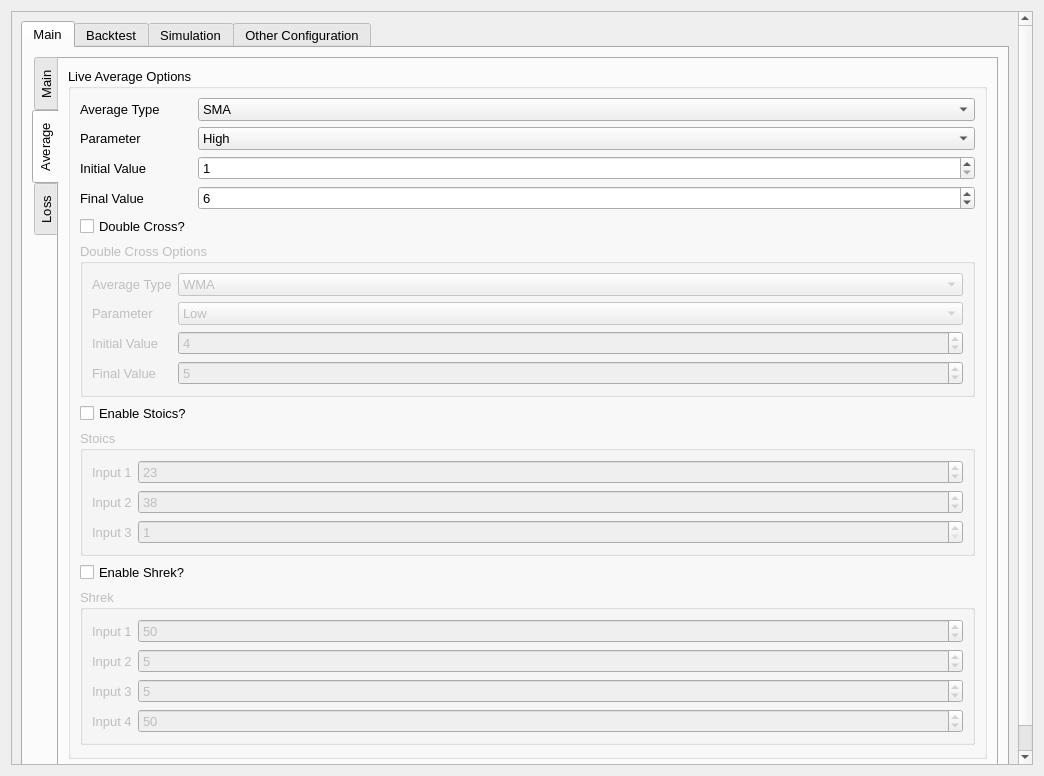
Qt form UI/configuration.ui (ZENALC/algobot) before a commit.
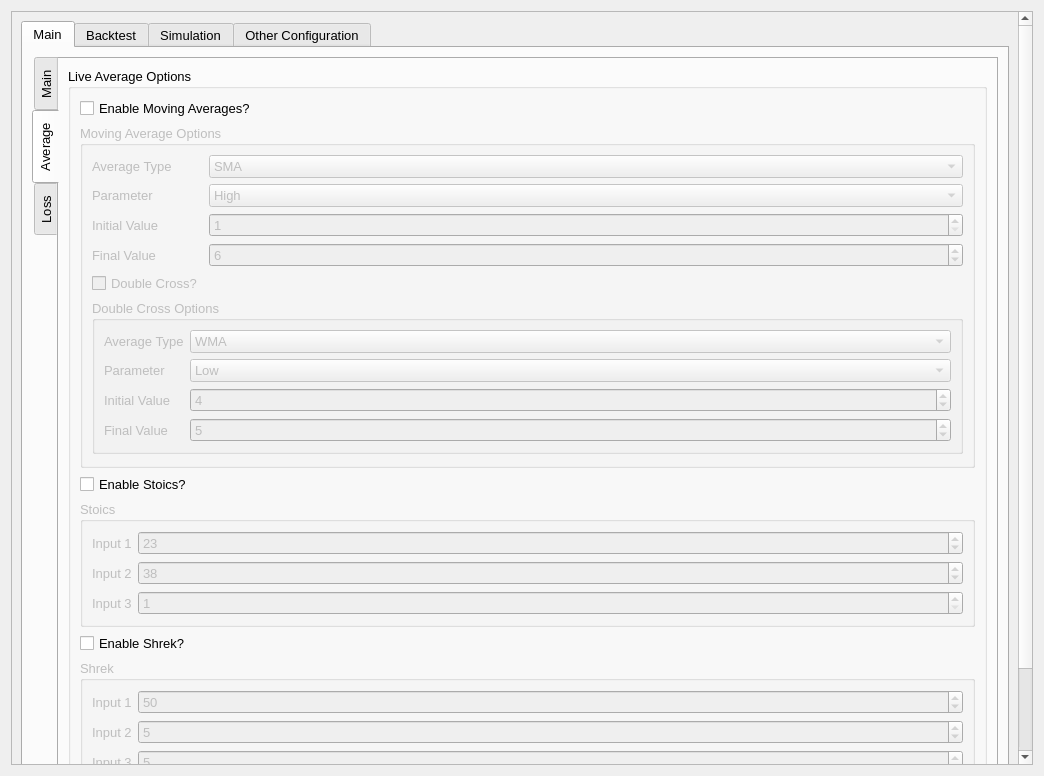
The same form after that commit. The open tabs and pages were chosen to show the change.

The edit to the form file:
```diff
--- a/UI/configuration.ui
+++ b/UI/configuration.ui
@@ -36,8 +36,8 @@
        <rect>
         <x>0</x>
         <y>0</y>
-        <width>1024</width>
-        <height>756</height>
+        <width>1007</width>
+        <height>788</height>
        </rect>
       </property>
       <layout class="QGridLayout" name="gridLayout_35">
@@ -546,14 +546,7 @@
                   <string>Live Average Options</string>
                  </property>
                  <layout class="QGridLayout" name="gridLayout_6">
-                  <item row="9" column="0">
-                   <widget class="QCheckBox" name="shrekCheckMark">
-                    <property name="text">
-                     <string>Enable Shrek?</string>
-                    </property>
-                   </widget>
-                  </item>
-                  <item row="8" column="0" colspan="3">
+                  <item row="9" column="0" colspan="3">
                    <widget class="QGroupBox" name="stoicGroupBox">
                     <property name="enabled">
                      <bool>false</bool>
@@ -619,346 +612,7 @@
                     </layout>
                    </widget>
                   </item>
-                  <item row="5" column="0" colspan="3">
-                   <widget class="QGroupBox" name="doubleCrossGroupBox">
-                    <property name="enabled">
-                     <bool>false</bool>
-                    </property>
-                    <property name="sizePolicy">
-                     <sizepolicy hsizetype="Preferred" vsizetype="Fixed">
-                      <horstretch>0</horstretch>
-                      <verstretch>0</verstretch>
-                     </sizepolicy>
-                    </property>
-                    <property name="title">
-                     <string>Double Cross Options</string>
-                    </property>
-                    <layout class="QGridLayout" name="gridLayout_7">
-                     <item row="1" column="0">
-                      <widget class="QLabel" name="doubleParameterLabel">
-                       <property name="text">
-                        <string>Parameter</string>
-                       </property>
-                      </widget>
-                     </item>
-                     <item row="0" column="1" colspan="2">
-                      <widget class="QComboBox" name="doubleAverageComboBox">
-                       <property name="sizePolicy">
-                        <sizepolicy hsizetype="Preferred" vsizetype="Fixed">
-                         <horstretch>0</horstretch>
-                         <verstretch>0</verstretch>
-                        </sizepolicy>
-                       </property>
-                       <item>
-                        <property name="text">
-                         <string>WMA</string>
-                        </property>
-                       </item>
-                       <item>
-                        <property name="text">
-                         <string>SMA</string>
-                        </property>
-                       </item>
-                       <item>
-                        <property name="text">
-                         <string>EMA</string>
-                        </property>
-                       </item>
-                      </widget>
-                     </item>
-                     <item row="1" column="1" colspan="2">
-                      <widget class="QComboBox" name="doubleParameterComboBox">
-                       <property name="sizePolicy">
-                        <sizepolicy hsizetype="Preferred" vsizetype="Fixed">
-                         <horstretch>0</horstretch>
-                         <verstretch>0</verstretch>
-                        </sizepolicy>
-                       </property>
-                       <item>
-                        <property name="text">
-                         <string>Low</string>
-                        </property>
-                       </item>
-                       <item>
-                        <property name="text">
-                         <string>High</string>
-                        </property>
-                       </item>
-                       <item>
-                        <property name="text">
-                         <string>Open</string>
-                        </property>
-                       </item>
-                       <item>
-                        <property name="text">
-                         <string>Close</string>
-                        </property>
-                       </item>
-                       <item>
-                        <property name="text">
-                         <string>High/Low</string>
-                        </property>
-                       </item>
-                       <item>
-                        <property name="text">
-                         <string>Open/Close</string>
-                        </property>
-                       </item>
-                      </widget>
-                     </item>
-                     <item row="4" column="0">
-                      <widget class="QLabel" name="doubleFinalValueLabel">
-                       <property name="text">
-                        <string>Final Value</string>
-                       </property>
-                      </widget>
-                     </item>
-                     <item row="0" column="0">
-                      <widget class="QLabel" name="averageTypeDoubleLabel">
-                       <property name="sizePolicy">
-                        <sizepolicy hsizetype="Fixed" vsizetype="Preferred">
-                         <horstretch>0</horstretch>
-                         <verstretch>0</verstretch>
-                        </sizepolicy>
-                       </property>
-                       <property name="text">
-                        <string>Average Type</string>
-                       </property>
-                      </widget>
-                     </item>
-                     <item row="2" column="0">
-                      <widget class="QLabel" name="doubleInitialValueLabel">
-                       <property name="text">
-                        <string>Initial Value</string>
-                       </property>
-                      </widget>
-                     </item>
-                     <item row="4" column="1" colspan="2">
-                      <widget class="QSpinBox" name="doubleFinalValueSpinBox">
-                       <property name="sizePolicy">
-                        <sizepolicy hsizetype="Preferred" vsizetype="Fixed">
-                         <horstretch>0</horstretch>
-                         <verstretch>0</verstretch>
-                        </sizepolicy>
-                       </property>
-                       <property name="minimum">
-                        <number>1</number>
-                       </property>
-                       <property name="maximum">
-                        <number>500</number>
-                       </property>
-                       <property name="value">
-                        <number>5</number>
-                       </property>
-                      </widget>
-                     </item>
-                     <item row="2" column="1" colspan="2">
-                      <widget class="QSpinBox" name="doubleInitialValueSpinBox">
-                       <property name="sizePolicy">
-                        <sizepolicy hsizetype="Preferred" vsizetype="Fixed">
-                         <horstretch>0</horstretch>
-                         <verstretch>0</verstretch>
-                        </sizepolicy>
-                       </property>
-                       <property name="minimum">
-                        <number>1</number>
-                       </property>
-                       <property name="maximum">
-                        <number>500</number>
-                       </property>
-                       <property name="value">
-                        <number>4</number>
-                       </property>
-                      </widget>
-                     </item>
-                    </layout>
-                   </widget>
-                  </item>
-                  <item row="1" column="0">
-                   <widget class="QLabel" name="parameterLabel">
-                    <property name="sizePolicy">
-                     <sizepolicy hsizetype="Fixed" vsizetype="Preferred">
-                      <horstretch>0</horstretch>
-                      <verstretch>0</verstretch>
-                     </sizepolicy>
-                    </property>
-                    <property name="text">
-                     <string>Parameter</string>
-                    </property>
-                   </widget>
-                  </item>
-                  <item row="3" column="0">
-                   <widget class="QLabel" name="finalValueLabel">
-                    <property name="sizePolicy">
-                     <sizepolicy hsizetype="Fixed" vsizetype="Preferred">
-                      <horstretch>0</horstretch>
-                      <verstretch>0</verstretch>
-                     </sizepolicy>
-                    </property>
-                    <property name="text">
-                     <string>Final Value</string>
-                    </property>
-                   </widget>
-                  </item>
-                  <item row="4" column="0">
-                   <widget class="QCheckBox" name="doubleCrossCheckMark">
-                    <property name="toolTip">
-                     <string>Check this if you want to use a double cross</string>
-                    </property>
-                    <property name="text">
-                     <string>Double Cross?</string>
-                    </property>
-                   </widget>
-                  </item>
-                  <item row="3" column="1" colspan="2">
-                   <widget class="QSpinBox" name="finalValueSpinBox">
-                    <property name="sizePolicy">
-                     <sizepolicy hsizetype="Preferred" vsizetype="Fixed">
-                      <horstretch>0</horstretch>
-                      <verstretch>0</verstretch>
-                     </sizepolicy>
-                    </property>
-                    <property name="toolTip">
-                     <string>Final value for average. For instance, SMA(1) would be 1.</string>
-                    </property>
-                    <property name="minimum">
-                     <number>1</number>
-                    </property>
-                    <property name="maximum">
-                     <number>500</number>
-                    </property>
-                    <property name="value">
-                     <number>6</number>
-                    </property>
-                   </widget>
-                  </item>
-                  <item row="0" column="1" colspan="2">
-                   <widget class="QComboBox" name="averageTypeComboBox">
-                    <property name="sizePolicy">
-                     <sizepolicy hsizetype="Preferred" vsizetype="Fixed">
-                      <horstretch>0</horstretch>
-                      <verstretch>0</verstretch>
-                     </sizepolicy>
-                    </property>
-                    <property name="toolTip">
-                     <string>Average type to use for bot trading</string>
-                    </property>
-                    <property name="duplicatesEnabled">
-                     <bool>false</bool>
-                    </property>
-                    <item>
-                     <property name="text">
-                      <string>SMA</string>
-                     </property>
-                    </item>
-                    <item>
-                     <property name="text">
-                      <string>EMA</string>
-                     </property>
-                    </item>
-                    <item>
-                     <property name="text">
-                      <string>WMA</string>
-                     </property>
-                    </item>
-                   </widget>
-                  </item>
-                  <item row="2" column="1" colspan="2">
-                   <widget class="QSpinBox" name="initialValueSpinBox">
-                    <property name="sizePolicy">
-                     <sizepolicy hsizetype="Preferred" vsizetype="Fixed">
-                      <horstretch>0</horstretch>
-                      <verstretch>0</verstretch>
-                     </sizepolicy>
-                    </property>
-                    <property name="toolTip">
-                     <string>Initial value for average. For instance, SMA(1) would be 1.</string>
-                    </property>
-                    <property name="minimum">
-                     <number>1</number>
-                    </property>
-                    <property name="maximum">
-                     <number>500</number>
-                    </property>
-                   </widget>
-                  </item>
-                  <item row="1" column="1" colspan="2">
-                   <widget class="QComboBox" name="parameterComboBox">
-                    <property name="sizePolicy">
-                     <sizepolicy hsizetype="Preferred" vsizetype="Fixed">
-                      <horstretch>0</horstretch>
-                      <verstretch>0</verstretch>
-                     </sizepolicy>
-                    </property>
-                    <property name="toolTip">
-                     <string>Parameter to use for bot trading</string>
-                    </property>
-                    <item>
-                     <property name="text">
-                      <string>High</string>
-                     </property>
-                    </item>
-                    <item>
-                     <property name="text">
-                      <string>Low</string>
-                     </property>
-                    </item>
-                    <item>
-                     <property name="text">
-                      <string>Open</string>
-                     </property>
-                    </item>
-                    <item>
-                     <property name="text">
-                      <string>Close</string>
-                     </property>
-                    </item>
-                    <item>
-                     <property name="text">
-                      <string>High/Low</string>
-                     </property>
-                    </item>
-                    <item>
-                     <property name="text">
-                      <string>Open/Close</string>
-                     </property>
-                    </item>
-                   </widget>
-                  </item>
-                  <item row="2" column="0">
-                   <widget class="QLabel" name="initialValueLabel">
-                    <property name="sizePolicy">
-                     <sizepolicy hsizetype="Fixed" vsizetype="Preferred">
-                      <horstretch>0</horstretch>
-                      <verstretch>0</verstretch>
-                     </sizepolicy>
-                    </property>
-                    <property name="text">
-                     <string>Initial Value</string>
-                    </property>
-                   </widget>
-                  </item>
-                  <item row="0" column="0">
-                   <widget class="QLabel" name="averageTypeLabel">
-                    <property name="sizePolicy">
-                     <sizepolicy hsizetype="Fixed" vsizetype="Preferred">
-                      <horstretch>0</horstretch>
-                      <verstretch>0</verstretch>
-                     </sizepolicy>
-                    </property>
-                    <property name="text">
-                     <string>Average Type</string>
-                    </property>
-                   </widget>
-                  </item>
-                  <item row="7" column="0">
-                   <widget class="QCheckBox" name="stoicCheckMark">
-                    <property name="text">
-                     <string>Enable Stoics?</string>
-                    </property>
-                   </widget>
-                  </item>
-                  <item row="10" column="0" colspan="3">
+                  <item row="11" column="0" colspan="3">
                    <widget class="QGroupBox" name="shrekGroupBox">
                     <property name="enabled">
                      <bool>false</bool>
@@ -1044,6 +698,371 @@
                     </layout>
                    </widget>
                   </item>
+                  <item row="10" column="0">
+                   <widget class="QCheckBox" name="shrekCheckMark">
+                    <property name="text">
+                     <string>Enable Shrek?</string>
+                    </property>
+                   </widget>
+                  </item>
+                  <item row="8" column="0">
+                   <widget class="QCheckBox" name="stoicCheckMark">
+                    <property name="text">
+                     <string>Enable Stoics?</string>
+                    </property>
+                   </widget>
+                  </item>
+                  <item row="1" column="0">
+                   <widget class="QCheckBox" name="movingAverageCheckMark">
+                    <property name="text">
+                     <string>Enable Moving Averages?</string>
+                    </property>
+                   </widget>
+                  </item>
+                  <item row="2" column="0" colspan="3">
+                   <widget class="QGroupBox" name="movingAverageGroupBox">
+                    <property name="enabled">
+                     <bool>false</bool>
+                    </property>
+                    <property name="title">
+                     <string>Moving Average Options</string>
+                    </property>
+                    <layout class="QFormLayout" name="formLayout_8">
+                     <item row="0" column="0">
+                      <widget class="QLabel" name="averageTypeLabel">
+                       <property name="sizePolicy">
+                        <sizepolicy hsizetype="Fixed" vsizetype="Preferred">
+                         <horstretch>0</horstretch>
+                         <verstretch>0</verstretch>
+                        </sizepolicy>
+                       </property>
+                       <property name="text">
+                        <string>Average Type</string>
+                       </property>
+                      </widget>
+                     </item>
+                     <item row="0" column="1">
+                      <widget class="QComboBox" name="averageTypeComboBox">
+                       <property name="sizePolicy">
+                        <sizepolicy hsizetype="Preferred" vsizetype="Fixed">
+                         <horstretch>0</horstretch>
+                         <verstretch>0</verstretch>
+                        </sizepolicy>
+                       </property>
+                       <property name="toolTip">
+                        <string>Average type to use for bot trading</string>
+                       </property>
+                       <property name="duplicatesEnabled">
+                        <bool>false</bool>
+                       </property>
+                       <item>
+                        <property name="text">
+                         <string>SMA</string>
+                        </property>
+                       </item>
+                       <item>
+                        <property name="text">
+                         <string>EMA</string>
+                        </property>
+                       </item>
+                       <item>
+                        <property name="text">
+                         <string>WMA</string>
+                        </property>
+                       </item>
+                      </widget>
+                     </item>
+                     <item row="1" column="0">
+                      <widget class="QLabel" name="parameterLabel">
+                       <property name="sizePolicy">
+                        <sizepolicy hsizetype="Fixed" vsizetype="Preferred">
+                         <horstretch>0</horstretch>
+                         <verstretch>0</verstretch>
+                        </sizepolicy>
+                       </property>
+                       <property name="text">
+                        <string>Parameter</string>
+                       </property>
+                      </widget>
+                     </item>
+                     <item row="2" column="0">
+                      <widget class="QLabel" name="initialValueLabel">
+                       <property name="sizePolicy">
+                        <sizepolicy hsizetype="Fixed" vsizetype="Preferred">
+                         <horstretch>0</horstretch>
+                         <verstretch>0</verstretch>
+                        </sizepolicy>
+                       </property>
+                       <property name="text">
+                        <string>Initial Value</string>
+                       </property>
+                      </widget>
+                     </item>
+                     <item row="3" column="0">
+                      <widget class="QLabel" name="finalValueLabel">
+                       <property name="sizePolicy">
+                        <sizepolicy hsizetype="Fixed" vsizetype="Preferred">
+                         <horstretch>0</horstretch>
+                         <verstretch>0</verstretch>
+                        </sizepolicy>
+                       </property>
+                       <property name="text">
+                        <string>Final Value</string>
+                       </property>
+                      </widget>
+                     </item>
+                     <item row="3" column="1">
+                      <widget class="QSpinBox" name="finalValueSpinBox">
+                       <property name="sizePolicy">
+                        <sizepolicy hsizetype="Preferred" vsizetype="Fixed">
+                         <horstretch>0</horstretch>
+                         <verstretch>0</verstretch>
+                        </sizepolicy>
+                       </property>
+                       <property name="toolTip">
+                        <string>Final value for average. For instance, SMA(1) would be 1.</string>
+                       </property>
+                       <property name="minimum">
+                        <number>1</number>
+                       </property>
+                       <property name="maximum">
+                        <number>500</number>
+                       </property>
+                       <property name="value">
+                        <number>6</number>
+                       </property>
+                      </widget>
+                     </item>
+                     <item row="2" column="1">
+                      <widget class="QSpinBox" name="initialValueSpinBox">
+                       <property name="sizePolicy">
+                        <sizepolicy hsizetype="Preferred" vsizetype="Fixed">
+                         <horstretch>0</horstretch>
+                         <verstretch>0</verstretch>
+                        </sizepolicy>
+                       </property>
+                       <property name="toolTip">
+                        <string>Initial value for average. For instance, SMA(1) would be 1.</string>
+                       </property>
+                       <property name="minimum">
+                        <number>1</number>
+                       </property>
+                       <property name="maximum">
+                        <number>500</number>
+                       </property>
+                      </widget>
+                     </item>
+                     <item row="1" column="1">
+                      <widget class="QComboBox" name="parameterComboBox">
+                       <property name="sizePolicy">
+                        <sizepolicy hsizetype="Preferred" vsizetype="Fixed">
+                         <horstretch>0</horstretch>
+                         <verstretch>0</verstretch>
+                        </sizepolicy>
+                       </property>
+                       <property name="toolTip">
+                        <string>Parameter to use for bot trading</string>
+                       </property>
+                       <item>
+                        <property name="text">
+                         <string>High</string>
+                        </property>
+                       </item>
+                       <item>
+                        <property name="text">
+                         <string>Low</string>
+                        </property>
+                       </item>
+                       <item>
+                        <property name="text">
+                         <string>Open</string>
+                        </property>
+                       </item>
+                       <item>
+                        <property name="text">
+                         <string>Close</string>
+                        </property>
+                       </item>
+                       <item>
+                        <property name="text">
+                         <string>High/Low</string>
+                        </property>
+                       </item>
+                       <item>
+                        <property name="text">
+                         <string>Open/Close</string>
+                        </property>
+                       </item>
+                      </widget>
+                     </item>
+                     <item row="4" column="0">
+                      <widget class="QCheckBox" name="doubleCrossCheckMark">
+                       <property name="toolTip">
+                        <string>Check this if you want to use a double cross</string>
+                       </property>
+                       <property name="text">
+                        <string>Double Cross?</string>
+                       </property>
+                      </widget>
+                     </item>
+                     <item row="5" column="0" colspan="2">
+                      <widget class="QGroupBox" name="doubleCrossGroupBox">
+                       <property name="enabled">
+                        <bool>false</bool>
+                       </property>
+                       <property name="sizePolicy">
+                        <sizepolicy hsizetype="Preferred" vsizetype="Fixed">
+                         <horstretch>0</horstretch>
+                         <verstretch>0</verstretch>
+                        </sizepolicy>
+                       </property>
+                       <property name="title">
+                        <string>Double Cross Options</string>
+                       </property>
+                       <layout class="QGridLayout" name="gridLayout_7">
+                        <item row="1" column="0">
+                         <widget class="QLabel" name="doubleParameterLabel">
+                          <property name="text">
+                           <string>Parameter</string>
+                          </property>
+                         </widget>
+                        </item>
+                        <item row="0" column="1" colspan="2">
+                         <widget class="QComboBox" name="doubleAverageComboBox">
+                          <property name="sizePolicy">
+                           <sizepolicy hsizetype="Preferred" vsizetype="Fixed">
+                            <horstretch>0</horstretch>
+                            <verstretch>0</verstretch>
+                           </sizepolicy>
+                          </property>
+                          <item>
+                           <property name="text">
+                            <string>WMA</string>
+                           </property>
+                          </item>
+                          <item>
+                           <property name="text">
+                            <string>SMA</string>
+                           </property>
+                          </item>
+                          <item>
+                           <property name="text">
+                            <string>EMA</string>
+                           </property>
+                          </item>
+                         </widget>
+                        </item>
+                        <item row="1" column="1" colspan="2">
+                         <widget class="QComboBox" name="doubleParameterComboBox">
+                          <property name="sizePolicy">
+                           <sizepolicy hsizetype="Preferred" vsizetype="Fixed">
+                            <horstretch>0</horstretch>
+                            <verstretch>0</verstretch>
+                           </sizepolicy>
+                          </property>
+                          <item>
+                           <property name="text">
+                            <string>Low</string>
+                           </property>
+                          </item>
+                          <item>
+                           <property name="text">
+                            <string>High</string>
+                           </property>
+                          </item>
+                          <item>
+                           <property name="text">
+                            <string>Open</string>
+                           </property>
+                          </item>
+                          <item>
+                           <property name="text">
+                            <string>Close</string>
+                           </property>
+                          </item>
+                          <item>
+                           <property name="text">
+                            <string>High/Low</string>
+                           </property>
+                          </item>
+                          <item>
+                           <property name="text">
+                            <string>Open/Close</string>
+                           </property>
+                          </item>
+                         </widget>
+                        </item>
+                        <item row="4" column="0">
+                         <widget class="QLabel" name="doubleFinalValueLabel">
+                          <property name="text">
+                           <string>Final Value</string>
+                          </property>
+                         </widget>
+                        </item>
+                        <item row="0" column="0">
+                         <widget class="QLabel" name="averageTypeDoubleLabel">
+                          <property name="sizePolicy">
+                           <sizepolicy hsizetype="Fixed" vsizetype="Preferred">
+                            <horstretch>0</horstretch>
+                            <verstretch>0</verstretch>
+                           </sizepolicy>
+                          </property>
+                          <property name="text">
+                           <string>Average Type</string>
+                          </property>
+                         </widget>
+                        </item>
+                        <item row="2" column="0">
+                         <widget class="QLabel" name="doubleInitialValueLabel">
+                          <property name="text">
+                           <string>Initial Value</string>
+                          </property>
+                         </widget>
+                        </item>
+                        <item row="4" column="1" colspan="2">
+                         <widget class="QSpinBox" name="doubleFinalValueSpinBox">
+                          <property name="sizePolicy">
+                           <sizepolicy hsizetype="Preferred" vsizetype="Fixed">
+                            <horstretch>0</horstretch>
+                            <verstretch>0</verstretch>
+                           </sizepolicy>
+                          </property>
+                          <property name="minimum">
+                           <number>1</number>
+                          </property>
+                          <property name="maximum">
+                           <number>500</number>
+                          </property>
+                          <property name="value">
+                           <number>5</number>
+                          </property>
+                         </widget>
+                        </item>
+                        <item row="2" column="1" colspan="2">
+                         <widget class="QSpinBox" name="doubleInitialValueSpinBox">
+                          <property name="sizePolicy">
+                           <sizepolicy hsizetype="Preferred" vsizetype="Fixed">
+                            <horstretch>0</horstretch>
+                            <verstretch>0</verstretch>
+                           </sizepolicy>
+                          </property>
+                          <property name="minimum">
+                           <number>1</number>
+                          </property>
+                          <property name="maximum">
+                           <number>500</number>
+                          </property>
+                          <property name="value">
+                           <number>4</number>
+                          </property>
+                         </widget>
+                        </item>
+                       </layout>
+                      </widget>
+                     </item>
+                    </layout>
+                   </widget>
+                  </item>
                  </layout>
                 </widget>
                </item>
```
Left out of the diff: 1076 changed lines with no effect on the pictures. Lines whose indentation alone changed are shown as unchanged.
